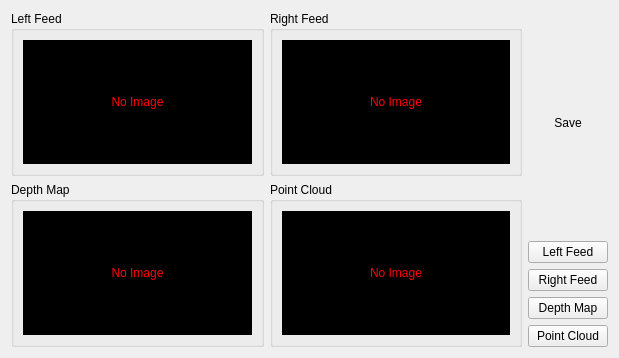
Qt form src/gui/adapters/cameraadapter.ui (RoboJackets/igvc-software) before a commit.
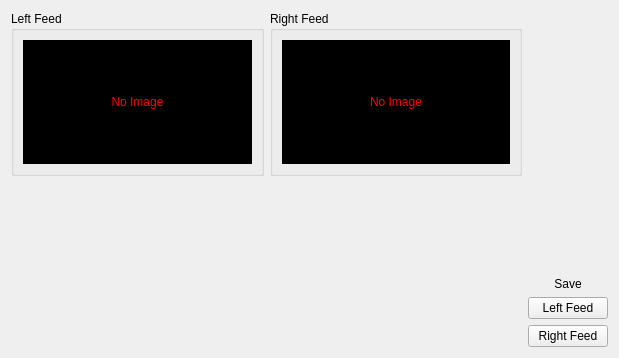
The same form after that commit.

Commit message: Fixes bugs in saving images from CameraAdapter.

What changed in the file:
```diff
--- a/src/gui/adapters/cameraadapter.ui
+++ b/src/gui/adapters/cameraadapter.ui
@@ -70,38 +70,6 @@
      </layout>
     </widget>
    </item>
-   <item row="1" column="0">
-    <widget class="QGroupBox" name="groupBox_2">
-     <property name="sizePolicy">
-      <sizepolicy hsizetype="Expanding" vsizetype="Expanding">
-       <horstretch>0</horstretch>
-       <verstretch>0</verstretch>
-      </sizepolicy>
-     </property>
-     <property name="title">
-      <string>Depth Map</string>
-     </property>
-     <layout class="QGridLayout" name="gridLayout_4">
-      <item row="0" column="0">
-       <widget class="QLabel" name="depthMapLabel">
-        <property name="styleSheet">
-         <string notr="true">color: rgb(255, 0, 0);
-background-color: rgb(0, 0, 0);</string>
-        </property>
-        <property name="text">
-         <string>No Image</string>
-        </property>
-        <property name="scaledContents">
-         <bool>true</bool>
-        </property>
-        <property name="alignment">
-         <set>Qt::AlignCenter</set>
-        </property>
-       </widget>
-      </item>
-     </layout>
-    </widget>
-   </item>
    <item row="0" column="1">
     <widget class="QGroupBox" name="groupBox_3">
      <property name="title">
@@ -134,40 +102,21 @@
      </layout>
     </widget>
    </item>
-   <item row="1" column="1">
-    <widget class="QGroupBox" name="groupBox_4">
-     <property name="title">
-      <string>Point Cloud</string>
-     </property>
-     <layout class="QGridLayout" name="gridLayout_5">
-      <item row="0" column="0">
-       <widget class="QLabel" name="pointCloudLabel">
-        <property name="sizePolicy">
-         <sizepolicy hsizetype="Expanding" vsizetype="Expanding">
-          <horstretch>0</horstretch>
-          <verstretch>0</verstretch>
-         </sizepolicy>
-        </property>
-        <property name="styleSheet">
-         <string notr="true">color: rgb(255, 0, 0);
-background-color: rgb(0, 0, 0);</string>
-        </property>
-        <property name="text">
-         <string>No Image</string>
-        </property>
-        <property name="scaledContents">
-         <bool>true</bool>
-        </property>
-        <property name="alignment">
-         <set>Qt::AlignCenter</set>
-        </property>
-       </widget>
-      </item>
-     </layout>
-    </widget>
-   </item>
    <item row="0" column="2" rowspan="2">
     <layout class="QVBoxLayout" name="verticalLayout">
+     <item>
+      <spacer name="verticalSpacer">
+       <property name="orientation">
+        <enum>Qt::Vertical</enum>
+       </property>
+       <property name="sizeHint" stdset="0">
+        <size>
+         <width>20</width>
+         <height>40</height>
+        </size>
+       </property>
+      </spacer>
+     </item>
      <item>
       <widget class="QLabel" name="label">
        <property name="text">
@@ -192,22 +141,21 @@
        </property>
       </widget>
      </item>
-     <item>
-      <widget class="QPushButton" name="saveDM">
-       <property name="text">
-        <string>Depth Map</string>
-       </property>
-      </widget>
-     </item>
-     <item>
-      <widget class="QPushButton" name="savePC">
-       <property name="text">
-        <string>Point Cloud</string>
-       </property>
-      </widget>
-     </item>
     </layout>
    </item>
+   <item row="1" column="1">
+    <spacer name="verticalSpacer_2">
+     <property name="orientation">
+      <enum>Qt::Vertical</enum>
+     </property>
+     <property name="sizeHint" stdset="0">
+      <size>
+       <width>20</width>
+       <height>40</height>
+      </size>
+     </property>
+    </spacer>
+   </item>
   </layout>
  </widget>
  <resources/>
```
The commit also changes 2 other files.
